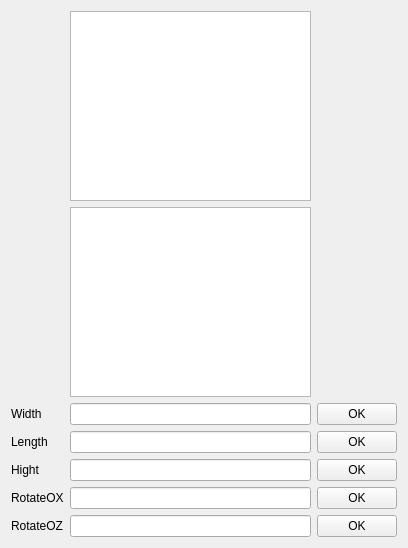
Before: the Qt Designer form settings.ui in Tulenien/ComputerGraphics, drawn with Qt 5.
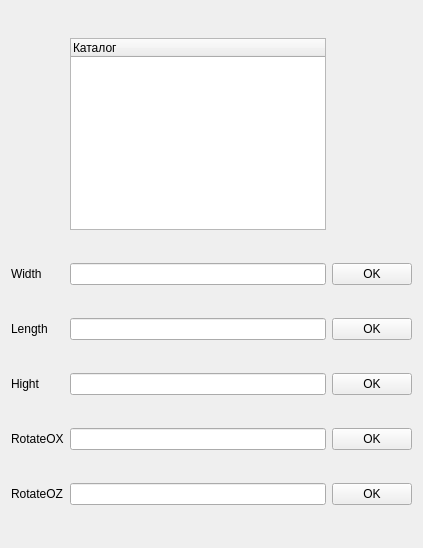
After: the same form once the commit is applied.

Commit message: Add catalog of items

```diff
--- a/settings.ui
+++ b/settings.ui
@@ -14,96 +14,105 @@
    <string>Form</string>
   </property>
   <layout class="QGridLayout" name="gridLayout">
-   <item row="5" column="2">
-    <widget class="QPushButton" name="setLength">
-     <property name="text">
-      <string>OK</string>
-     </property>
-    </widget>
-   </item>
-   <item row="3" column="2">
+   <item row="1" column="2">
     <widget class="QPushButton" name="setWidth">
      <property name="text">
       <string>OK</string>
      </property>
     </widget>
    </item>
-   <item row="10" column="1">
+   <item row="9" column="1">
+    <widget class="QLineEdit" name="rotateOZField"/>
+   </item>
+   <item row="3" column="1">
+    <widget class="QLineEdit" name="lengthField"/>
+   </item>
+   <item row="8" column="0">
+    <widget class="QLabel" name="label">
+     <property name="text">
+      <string>RotateOX</string>
+     </property>
+    </widget>
+   </item>
+   <item row="8" column="1">
     <widget class="QLineEdit" name="rotateOXField"/>
    </item>
-   <item row="11" column="2">
-    <widget class="QPushButton" name="rotateOZbutton">
-     <property name="text">
-      <string>OK</string>
-     </property>
-    </widget>
-   </item>
-   <item row="6" column="1">
-    <widget class="QLineEdit" name="heightField"/>
-   </item>
    <item row="1" column="1">
-    <widget class="QTreeView" name="itemsCatalog"/>
-   </item>
-   <item row="3" column="1">
     <widget class="QLineEdit" name="widthField"/>
    </item>
-   <item row="11" column="0">
+   <item row="4" column="0">
+    <widget class="QLabel" name="label_3">
+     <property name="text">
+      <string>Hight</string>
+     </property>
+    </widget>
+   </item>
+   <item row="1" column="0">
+    <widget class="QLabel" name="label_1">
+     <property name="text">
+      <string>Width</string>
+     </property>
+    </widget>
+   </item>
+   <item row="3" column="2">
+    <widget class="QPushButton" name="setLength">
+     <property name="text">
+      <string>OK</string>
+     </property>
+    </widget>
+   </item>
+   <item row="8" column="2">
+    <widget class="QPushButton" name="rotateOXbutton">
+     <property name="text">
+      <string>OK</string>
+     </property>
+    </widget>
+   </item>
+   <item row="9" column="0">
     <widget class="QLabel" name="label_4">
      <property name="text">
       <string>RotateOZ</string>
      </property>
     </widget>
    </item>
-   <item row="6" column="2">
+   <item row="9" column="2">
+    <widget class="QPushButton" name="rotateOZbutton">
+     <property name="text">
+      <string>OK</string>
+     </property>
+    </widget>
+   </item>
+   <item row="4" column="2">
     <widget class="QPushButton" name="setHight">
      <property name="text">
       <string>OK</string>
      </property>
     </widget>
    </item>
-   <item row="6" column="0">
-    <widget class="QLabel" name="label_3">
-     <property name="text">
-      <string>Hight</string>
-     </property>
-    </widget>
-   </item>
-   <item row="5" column="0">
+   <item row="3" column="0">
     <widget class="QLabel" name="label_2">
      <property name="text">
       <string>Length</string>
      </property>
     </widget>
    </item>
-   <item row="10" column="2">
-    <widget class="QPushButton" name="rotateOXbutton">
-     <property name="text">
-      <string>OK</string>
+   <item row="0" column="1">
+    <widget class="QTreeWidget" name="itemCatalogWdt">
+     <property name="sizePolicy">
+      <sizepolicy hsizetype="Fixed" vsizetype="Fixed">
+       <horstretch>0</horstretch>
+       <verstretch>0</verstretch>
+      </sizepolicy>
      </property>
+     <column>
+      <property name="text">
+       <string>Каталог</string>
+      </property>
+     </column>
     </widget>
    </item>
-   <item row="10" column="0">
-    <widget class="QLabel" name="label">
-     <property name="text">
-      <string>RotateOX</string>
-     </property>
-    </widget>
-   </item>
-   <item row="11" column="1">
-    <widget class="QLineEdit" name="rotateOZField"/>
-   </item>
-   <item row="5" column="1">
-    <widget class="QLineEdit" name="lengthField"/>
-   </item>
-   <item row="3" column="0">
-    <widget class="QLabel" name="label_1">
-     <property name="text">
-      <string>Width</string>
-     </property>
-    </widget>
-   </item>
-   <item row="2" column="1">
-    <widget class="QListView" name="itemsList"/>
+   <item row="4" column="1">
+    <widget class="QLineEdit" name="heightField"/>
    </item>
   </layout>
  </widget>
```
The commit also changes 2 other files.
